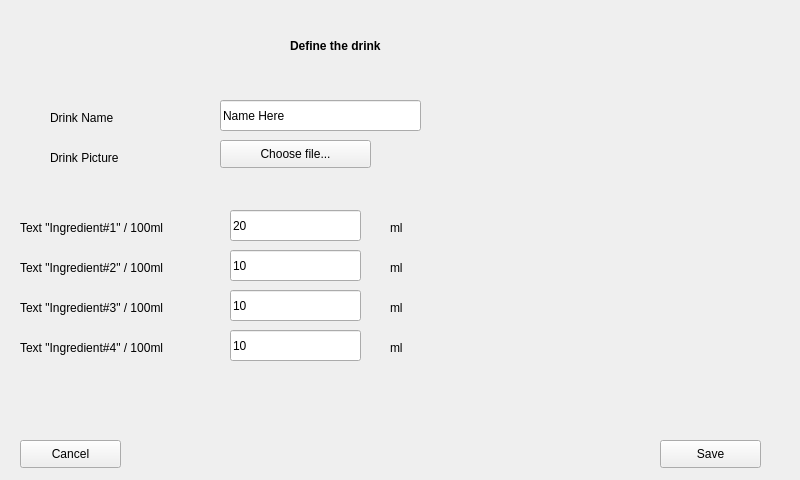
The window that ansSheet.ui (Nauman3S/JuiceDispenser) describes before a commit, drawn with Qt 5.
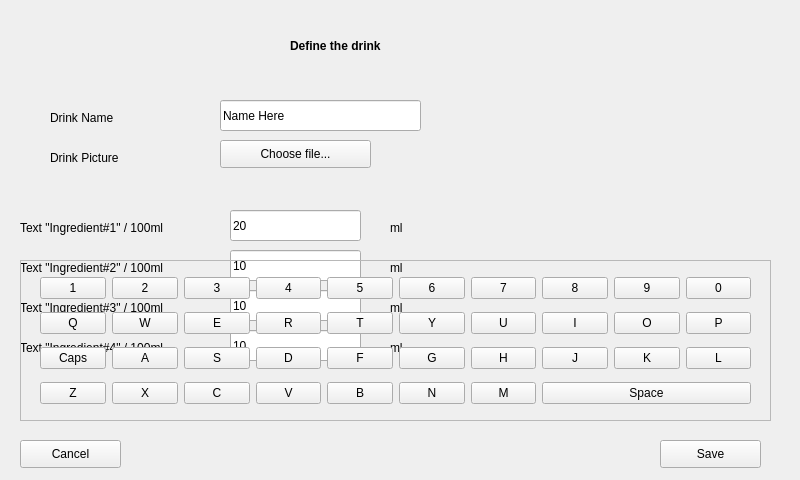
The same window after the commit.

The edit to the form file:
```diff
--- a/ansSheet.ui
+++ b/ansSheet.ui
@@ -280,6 +280,300 @@
     <string/>
    </property>
   </widget>
+  <widget class="QFrame" name="kayboardLayout">
+   <property name="geometry">
+    <rect>
+     <x>20</x>
+     <y>260</y>
+     <width>751</width>
+     <height>161</height>
+    </rect>
+   </property>
+   <property name="frameShape">
+    <enum>QFrame::StyledPanel</enum>
+   </property>
+   <property name="frameShadow">
+    <enum>QFrame::Raised</enum>
+   </property>
+   <widget class="QWidget" name="gridLayoutWidget">
+    <property name="geometry">
+     <rect>
+      <x>20</x>
+      <y>10</y>
+      <width>711</width>
+      <height>141</height>
+     </rect>
+    </property>
+    <layout class="QGridLayout" name="keyboarL">
+     <item row="1" column="2">
+      <widget class="QPushButton" name="KeyE">
+       <property name="text">
+        <string>E</string>
+       </property>
+      </widget>
+     </item>
+     <item row="0" column="8">
+      <widget class="QPushButton" name="Key9">
+       <property name="text">
+        <string>9</string>
+       </property>
+      </widget>
+     </item>
+     <item row="0" column="1">
+      <widget class="QPushButton" name="Key2">
+       <property name="text">
+        <string>2</string>
+       </property>
+      </widget>
+     </item>
+     <item row="0" column="3">
+      <widget class="QPushButton" name="Key4">
+       <property name="text">
+        <string>4</string>
+       </property>
+      </widget>
+     </item>
+     <item row="0" column="2">
+      <widget class="QPushButton" name="Key3">
+       <property name="text">
+        <string>3</string>
+       </property>
+      </widget>
+     </item>
+     <item row="0" column="5">
+      <widget class="QPushButton" name="Key6">
+       <property name="text">
+        <string>6</string>
+       </property>
+      </widget>
+     </item>
+     <item row="2" column="2">
+      <widget class="QPushButton" name="KeyS">
+       <property name="text">
+        <string>S</string>
+       </property>
+      </widget>
+     </item>
+     <item row="0" column="4">
+      <widget class="QPushButton" name="Key5">
+       <property name="text">
+        <string>5</string>
+       </property>
+      </widget>
+     </item>
+     <item row="2" column="1">
+      <widget class="QPushButton" name="KeyA">
+       <property name="text">
+        <string>A</string>
+       </property>
+      </widget>
+     </item>
+     <item row="1" column="0">
+      <widget class="QPushButton" name="KeyQ">
+       <property name="text">
+        <string>Q</string>
+       </property>
+      </widget>
+     </item>
+     <item row="1" column="1">
+      <widget class="QPushButton" name="KeyW">
+       <property name="text">
+        <string>W</string>
+       </property>
+      </widget>
+     </item>
+     <item row="0" column="6">
+      <widget class="QPushButton" name="Key7">
+       <property name="text">
+        <string>7</string>
+       </property>
+      </widget>
+     </item>
+     <item row="0" column="7">
+      <widget class="QPushButton" name="Key8">
+       <property name="text">
+        <string>8</string>
+       </property>
+      </widget>
+     </item>
+     <item row="0" column="9">
+      <widget class="QPushButton" name="Key0">
+       <property name="text">
+        <string>0</string>
+       </property>
+      </widget>
+     </item>
+     <item row="0" column="0">
+      <widget class="QPushButton" name="Key1">
+       <property name="text">
+        <string>1</string>
+       </property>
+      </widget>
+     </item>
+     <item row="2" column="0">
+      <widget class="QPushButton" name="KeyCaps">
+       <property name="text">
+        <string>Caps</string>
+       </property>
+      </widget>
+     </item>
+     <item row="3" column="0">
+      <widget class="QPushButton" name="KeyZ">
+       <property name="text">
+        <string>Z</string>
+       </property>
+      </widget>
+     </item>
+     <item row="3" column="1">
+      <widget class="QPushButton" name="KeyX">
+       <property name="text">
+        <string>X</string>
+       </property>
+      </widget>
+     </item>
+     <item row="3" column="2">
+      <widget class="QPushButton" name="KeyC">
+       <property name="text">
+        <string>C</string>
+       </property>
+      </widget>
+     </item>
+     <item row="1" column="3">
+      <widget class="QPushButton" name="KeyR">
+       <property name="text">
+        <string>R</string>
+       </property>
+      </widget>
+     </item>
+     <item row="1" column="4">
+      <widget class="QPushButton" name="KeyT">
+       <property name="text">
+        <string>T</string>
+       </property>
+      </widget>
+     </item>
+     <item row="1" column="5">
+      <widget class="QPushButton" name="KeyY">
+       <property name="text">
+        <string>Y</string>
+       </property>
+      </widget>
+     </item>
+     <item row="2" column="3">
+      <widget class="QPushButton" name="KeyD">
+       <property name="text">
+        <string>D</string>
+       </property>
+      </widget>
+     </item>
+     <item row="2" column="4">
+      <widget class="QPushButton" name="KeyF">
+       <property name="text">
+        <string>F</string>
+       </property>
+      </widget>
+     </item>
+     <item row="2" column="5">
+      <widget class="QPushButton" name="KeyG">
+       <property name="text">
+        <string>G</string>
+       </property>
+      </widget>
+     </item>
+     <item row="3" column="3">
+      <widget class="QPushButton" name="KeyV">
+       <property name="text">
+        <string>V</string>
+       </property>
+      </widget>
+     </item>
+     <item row="3" column="4">
+      <widget class="QPushButton" name="KeyB">
+       <property name="text">
+        <string>B</string>
+       </property>
+      </widget>
+     </item>
+     <item row="3" column="5">
+      <widget class="QPushButton" name="KeyN">
+       <property name="text">
+        <string>N</string>
+       </property>
+      </widget>
+     </item>
+     <item row="3" column="6">
+      <widget class="QPushButton" name="KeyM">
+       <property name="text">
+        <string>M</string>
+       </property>
+      </widget>
+     </item>
+     <item row="1" column="6">
+      <widget class="QPushButton" name="KeyU">
+       <property name="text">
+        <string>U</string>
+       </property>
+      </widget>
+     </item>
+     <item row="2" column="6">
+      <widget class="QPushButton" name="KeyH">
+       <property name="text">
+        <string>H</string>
+       </property>
+      </widget>
+     </item>
+     <item row="1" column="7">
+      <widget class="QPushButton" name="KeyI">
+       <property name="text">
+        <string>I</string>
+       </property>
+      </widget>
+     </item>
+     <item row="1" column="8">
+      <widget class="QPushButton" name="KeyO">
+       <property name="text">
+        <string>O</string>
+       </property>
+      </widget>
+     </item>
+     <item row="1" column="9">
+      <widget class="QPushButton" name="KeyP">
+       <property name="text">
+        <string>P</string>
+       </property>
+      </widget>
+     </item>
+     <item row="2" column="7">
+      <widget class="QPushButton" name="KeyJ">
+       <property name="text">
+        <string>J</string>
+       </property>
+      </widget>
+     </item>
+     <item row="2" column="8">
+      <widget class="QPushButton" name="KeyK">
+       <property name="text">
+        <string>K</string>
+       </property>
+      </widget>
+     </item>
+     <item row="2" column="9">
+      <widget class="QPushButton" name="KeyL">
+       <property name="text">
+        <string>L</string>
+       </property>
+      </widget>
+     </item>
+     <item row="3" column="7" colspan="3">
+      <widget class="QPushButton" name="KeySpace">
+       <property name="text">
+        <string>Space</string>
+       </property>
+      </widget>
+     </item>
+    </layout>
+   </widget>
+  </widget>
  </widget>
  <resources/>
  <connections/>
```
